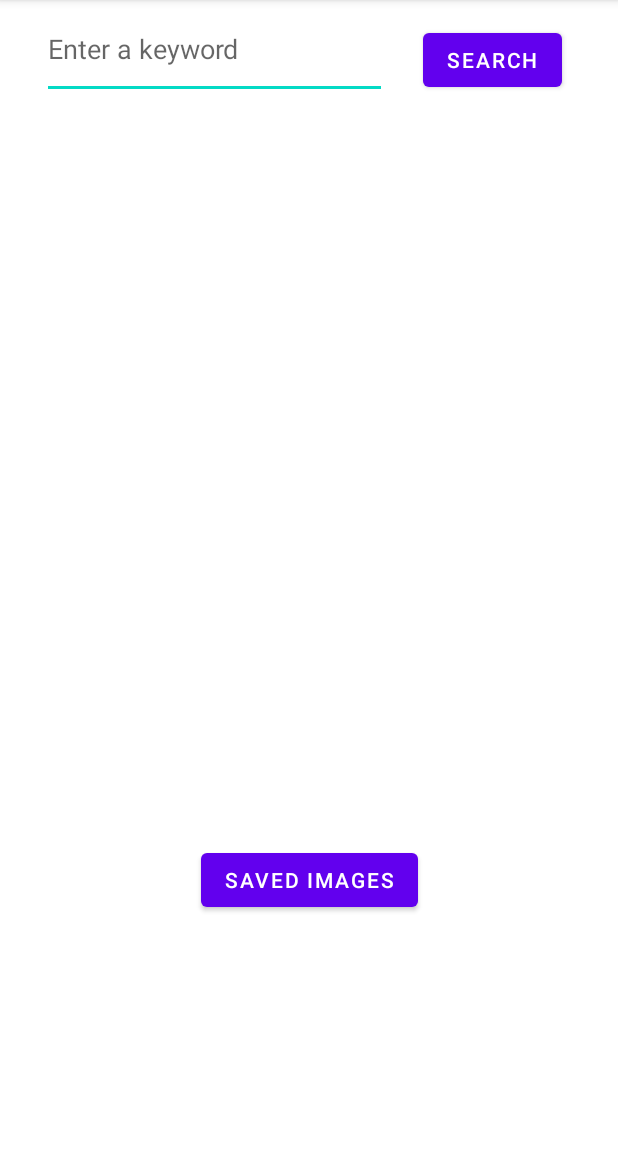
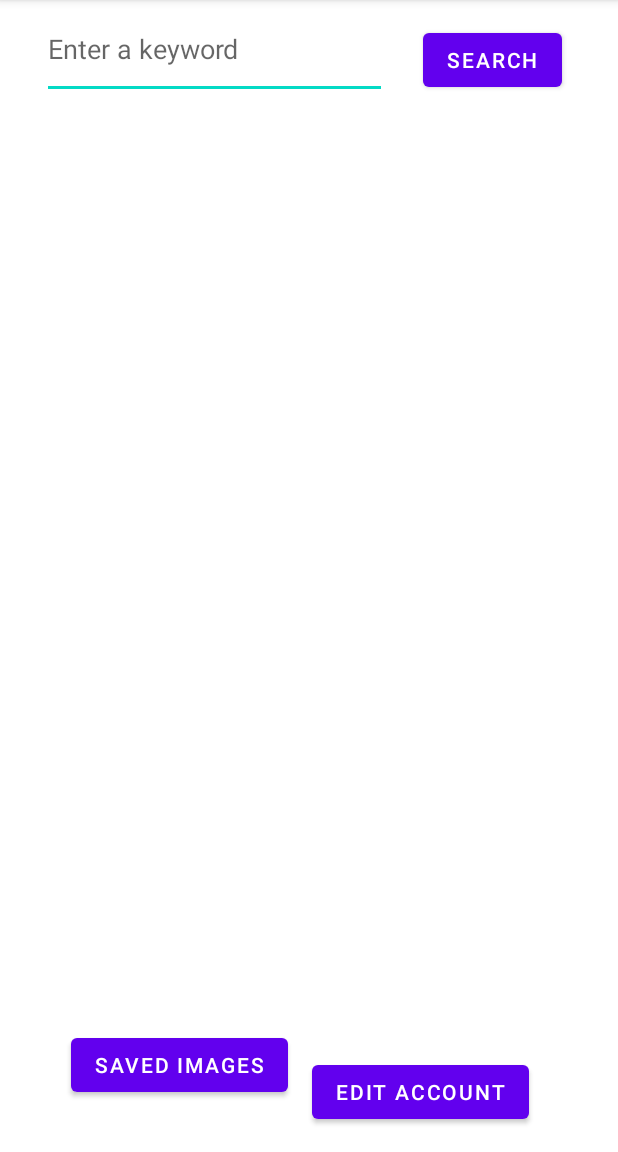
Before and after one commit to katgrose/fa21_group1_project1, an Android app: the PictureSearch screen opened directly, with no data from a screen before it, on a phone screen of 412 x 824 dp, the part 84-1236 px from its top. Run offline under Robolectric (Android 15) with nearby library versions, the phone set to English and light mode, and no system bars; our stand-ins replace Room's generated code, Volley.

Commit message:
basic edit user activity done

```diff
--- a/app/src/main/AndroidManifest.xml
+++ b/app/src/main/AndroidManifest.xml
@@ -18,6 +18,9 @@
             android:name=".SavedImagesActivity"
             android:exported="true" />
         <activity
+            android:name=".EditAccountActivity"
+            android:exported="true" />
+        <activity
             android:name=".PictureSearch"
             android:exported="true" />
         <activity
--- a/app/src/main/res/layout/activity_picture_search.xml
+++ b/app/src/main/res/layout/activity_picture_search.xml
@@ -55,7 +55,22 @@
         android:text="Saved Images"
         app:layout_constraintBottom_toBottomOf="parent"
         app:layout_constraintEnd_toEndOf="parent"
+        app:layout_constraintHorizontal_bias="0.177"
         app:layout_constraintStart_toStartOf="parent"
-        app:layout_constraintTop_toBottomOf="@+id/imageView2" />
+        app:layout_constraintTop_toBottomOf="@+id/imageView2"
+        app:layout_constraintVertical_bias="0.893" />
+
+    <Button
+        android:id="@+id/btnEditAccount"
+        android:layout_width="wrap_content"
+        android:layout_height="wrap_content"
+        android:layout_marginBottom="16dp"
+        android:text="Edit Account"
+        app:layout_constraintBottom_toBottomOf="parent"
+        app:layout_constraintEnd_toEndOf="parent"
+        app:layout_constraintHorizontal_bias="0.778"
+        app:layout_constraintStart_toStartOf="parent"
+        app:layout_constraintTop_toBottomOf="@+id/imageView2"
+        app:layout_constraintVertical_bias="1.0" />
 
 </androidx.constraintlayout.widget.ConstraintLayout>
```
Also changed, not shown: app/src/main/java/com/example/fa21_group1_project1/AccountsDao.java (+7 -0 lines), app/src/main/java/com/example/fa21_group1_project1/EditAccountActivity.java (added, +85 -0 lines), app/src/main/java/com/example/fa21_group1_project1/PictureSearch.java (+24 -1 lines), app/src/main/res/layout/activity_edit_account.xml (added, +46 -0 lines), app/src/main/res/layout/individual_image_post.xml (+0 -9 lines).
